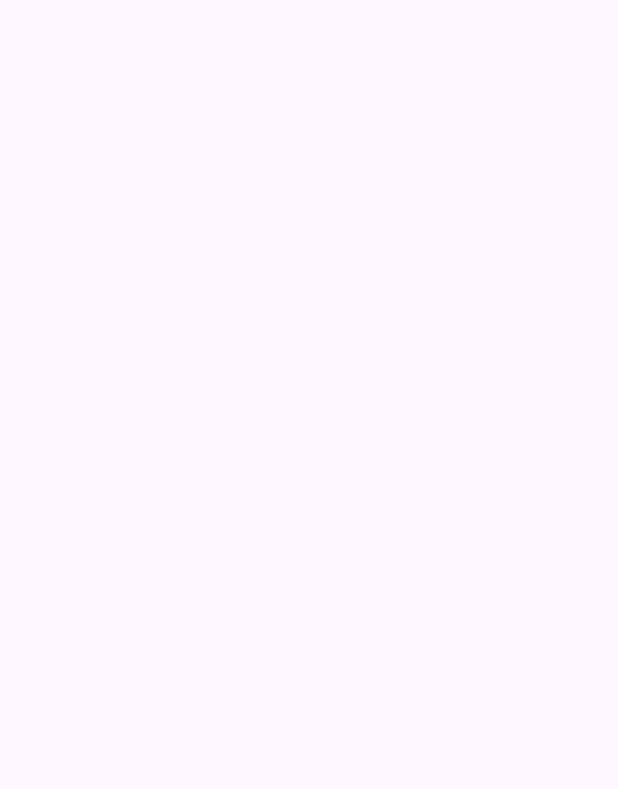
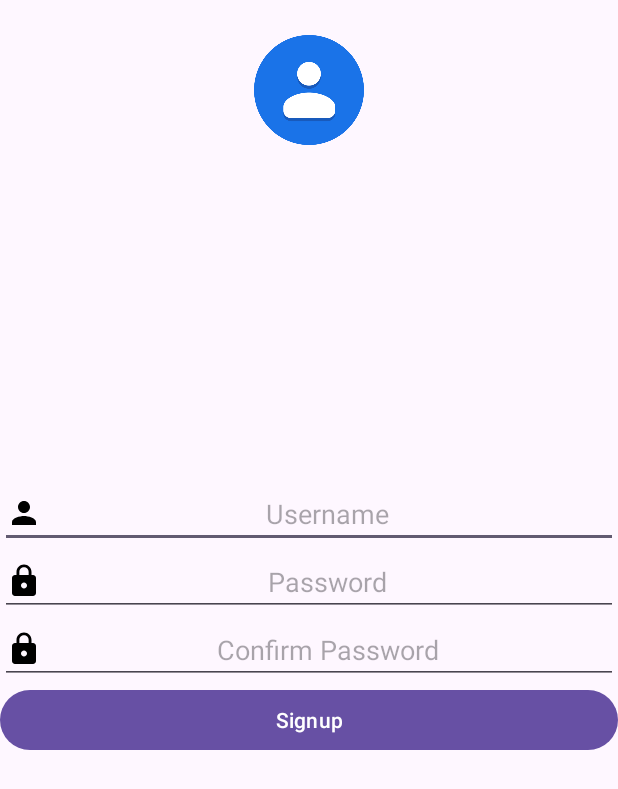
Before and after one commit to paulomarinato/Lista-Telefonica, an Android app: the SignupActivity screen opened directly, with no data from a screen before it, on a phone screen of 412 x 824 dp. Before the commit the part shown is empty. Shown: the top 789 px of the screen. Run offline under Robolectric (Android 15) with nearby library versions, the phone set to English and light mode, and no system bars.

Commit message:
conclusão Layout tela Signup, envio da imagem do layout para a pasta de imagen

```diff
--- a/app/src/main/AndroidManifest.xml
+++ b/app/src/main/AndroidManifest.xml
@@ -13,7 +13,7 @@
         android:theme="@style/Theme.ListaTelefonica"
         tools:targetApi="31">
         <activity
-            android:name=".Activity.SignupActivity2"
+            android:name=".Activity.SignupActivity"
             android:exported="false" />
         <activity
             android:name=".Activity.LoguinActivity"
--- a/app/src/main/java/com/marinato/listatelefonica/Activity/SignupActivity2.kt
+++ b/app/src/main/java/com/marinato/listatelefonica/Activity/SignupActivity.kt
@@ -4,7 +4,7 @@ import androidx.appcompat.app.AppCompatActivity
 import android.os.Bundle
 import com.marinato.listatelefonica.R
 
-class SignupActivity2 : AppCompatActivity() {
+class SignupActivity : AppCompatActivity() {
     override fun onCreate(savedInstanceState: Bundle?) {
         super.onCreate(savedInstanceState)
         setContentView(R.layout.activity_signup2)
--- a/app/src/main/res/layout/activity_signup2.xml
+++ b/app/src/main/res/layout/activity_signup2.xml
@@ -1,9 +1,59 @@
 <?xml version="1.0" encoding="utf-8"?>
-<androidx.constraintlayout.widget.ConstraintLayout xmlns:android="http://schemas.android.com/apk/res/android"
+<RelativeLayout
+    xmlns:android="http://schemas.android.com/apk/res/android"
     xmlns:app="http://schemas.android.com/apk/res-auto"
     xmlns:tools="http://schemas.android.com/tools"
     android:layout_width="match_parent"
     android:layout_height="match_parent"
-    tools:context=".Activity.SignupActivity2">
+    tools:context=".Activity.SignupActivity">
 
-</androidx.constraintlayout.widget.ConstraintLayout>
+    <ImageView
+        android:layout_width="match_parent"
+        android:layout_height="80dp"
+        android:layout_alignParentTop="true"
+        android:layout_marginStart="20dp"
+        android:layout_marginTop="20dp"
+        android:layout_marginEnd="20dp"
+        android:layout_marginBottom="20dp"
+        android:src="@drawable/contacts_logo"/>
+
+    <LinearLayout
+        android:layout_width="match_parent"
+        android:layout_height="wrap_content"
+        android:layout_centerInParent="true"
+        android:orientation="vertical">
+
+        <EditText
+
+            android:layout_width="match_parent"
+            android:layout_height="wrap_content"
+            android:id="@+id/edit_username"
+            android:hint="@string/username"
+            android:gravity="center"
+            android:drawableStart="@drawable/baseline_person_24"/>
+
+        <EditText
+            android:layout_width="match_parent"
+            android:layout_height="wrap_content"
+            android:id="@+id/edit_password"
+            android:hint="@string/password"
+            android:gravity="center"
+            android:drawableStart="@drawable/baseline_lock_24"/>
+
+        <EditText
+            android:layout_width="match_parent"
+            android:layout_height="wrap_content"
+            android:id="@+id/edit_confirm_password"
+            android:hint="@string/confirm_password"
+            android:gravity="center"
+            android:drawableStart="@drawable/baseline_lock_24"/>
+
+        <Button
+            android:id="@+id/button_signup"
+            android:layout_width="match_parent"
+            android:layout_height="wrap_content"
+            android:text="@string/signup"/>
+
+    </LinearLayout>
+
+</RelativeLayout>
--- a/app/src/main/res/values/strings.xml
+++ b/app/src/main/res/values/strings.xml
@@ -1,9 +1,11 @@
 <resources>
     <string name="app_name">Phone List</string>
     <string name="username">Username</string>
-    <string name="password">password</string>
+    <string name="password">Password</string>
     <string name="keep_me_logged">Keep me logged</string>
-    <string name="login">login</string>
+    <string name="login">Login</string>
     <string name="don_t_have_account_sign_up">Don´t have account? Sign Up!</string>
     <string name="recover_your_password">Recover your password</string>
+    <string name="confirm_password">Confirm Password</string>
+    <string name="signup">Signup</string>
 </resources>
```
Also changed, not shown: 3 other files.
